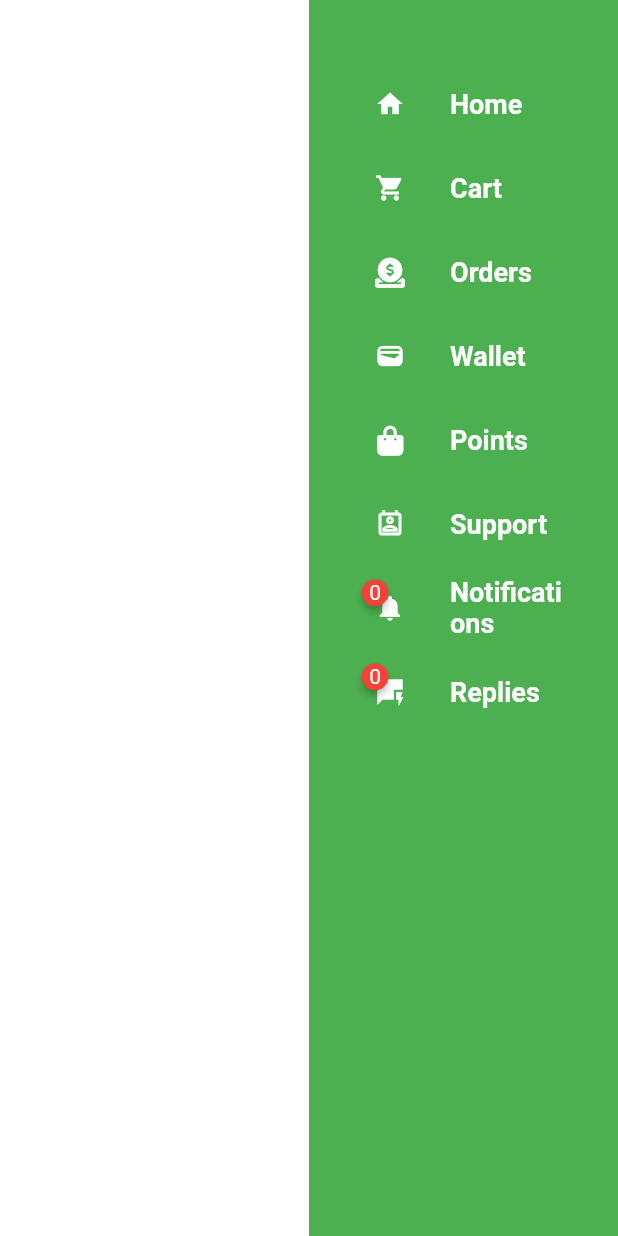
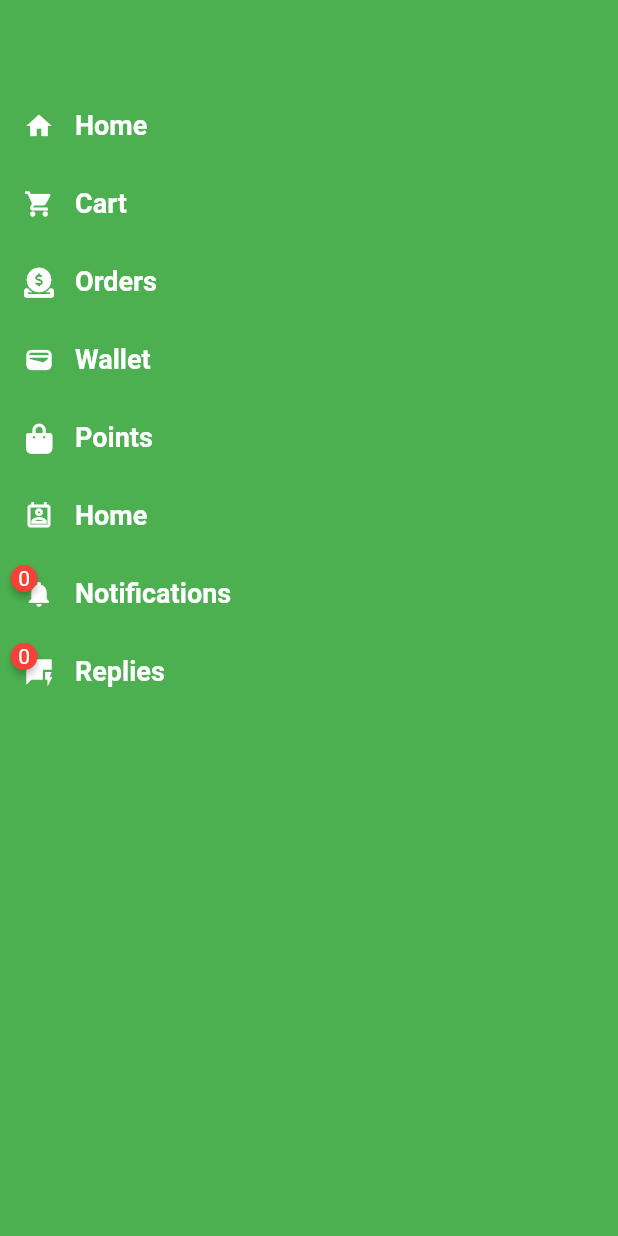
Before and after one commit to Shehab-adel/alhoda_shop, a Flutter app: the DrawerScreen screen opened by its route, on a phone screen of 412 x 824 dp. Run offline on Flutter 3.47's test engine with Material 2 defaults, Android fonts, the phone set to English and light mode, and no system bars; drawn by our look-alikes of badges; our stand-ins replace carousel_slider, font_awesome_flutter, get, smooth_page_indicator.

Commit message:
changes in drawer widget

```diff
--- a/lib/view/screens/drawer_screen.dart
+++ b/lib/view/screens/drawer_screen.dart
@@ -9,12 +9,12 @@ class DrawerScreen extends StatelessWidget {
   Widget build(BuildContext context) {
     size = MediaQuery.of(context).size;
     return SafeArea(
-        child: Container(
-      margin: EdgeInsets.only(left: size.width * .5),
       child: Scaffold(
         backgroundColor: Colors.green,
-        body: DrawerWidget(),
+        body: Column(
+          children: [DrawerWidget()],
+        ),
       ),
-    ));
+    );
   }
 }
--- a/lib/view/screens/main_screen.dart
+++ b/lib/view/screens/main_screen.dart
@@ -1,5 +1,4 @@
 import 'package:alhoda/view/shared/app_bar.dart';
-import 'package:alhoda/view/widgets/main_screen/drawer/drawer_widget.dart';
 import 'package:flutter/material.dart';
 import 'package:get/get.dart';
 
@@ -8,16 +7,14 @@ import '../../controller/main_controller.dart';
 class MainScreen extends StatelessWidget {
   MainScreen({Key? key}) : super(key: key);
 
-  final mainController = Get.find<MainController>();
+  MainController mainController = Get.find<MainController>();
   late Size size;
 
   @override
   Widget build(BuildContext context) {
     size = MediaQuery.of(context).size;
-
-    return SafeArea(
-      child: Obx(() {
-        return Scaffold(
+    return Obx(() => SafeArea(
+            child: Scaffold(
           appBar: mainController.currentIndex.value != 0
               ? buildAppBar(
                   context: context,
@@ -30,7 +27,6 @@ class MainScreen extends StatelessWidget {
           drawer: mainController.currentIndex.value != 0
               ? Drawer(
                   backgroundColor: Colors.green,
-                  child: DrawerWidget(),
                 )
               : null,
           floatingActionButton: FloatingActionButton(
@@ -100,8 +96,6 @@ class MainScreen extends StatelessWidget {
             index: mainController.currentIndex.value,
             children: mainController.item,
           ),
-        );
-      }),
-    );
+        )));
   }
 }
--- a/lib/view/widgets/main_screen/drawer/drawer_item.dart
+++ /dev/null
@@ -1,9 +0,0 @@
-import 'package:flutter/material.dart';
-
-class DrawerItem {
-  final Function() onTap;
-  final String title;
-  final IconData icon;
-
-  DrawerItem({required this.title, required this.icon, required this.onTap});
-}
--- a/lib/view/widgets/main_screen/drawer/drawer_items.dart
+++ /dev/null
@@ -1,39 +0,0 @@
-import 'package:alhoda/routes/app_routes.dart';
-import 'package:flutter/material.dart';
-import 'package:font_awesome_flutter/font_awesome_flutter.dart';
-import 'package:get/get.dart';
-
-import '../../../screens/cart_screen.dart';
-import 'drawer_item.dart';
-
-class DrawerItems {
-  static final home = DrawerItem(
-      title: 'Home',
-      icon: Icons.home,
-      onTap: () => Get.offAllNamed(AppRoutes.mainScreenRoute));
-  static final cart = DrawerItem(
-      title: 'Cart',
-      icon: Icons.shopping_cart,
-      onTap: () => Get.to(() => CartScreen()));
-  static final orders = DrawerItem(
-      title: 'Orders',
-      icon: FontAwesomeIcons.circleDollarToSlot,
-      onTap: () {
-        Get.toNamed(AppRoutes.ordersScreenRoute);
-      });
-  static final wallet =
-      DrawerItem(title: 'Wallet', icon: Icons.wallet, onTap: () {});
-  static final points = DrawerItem(
-      title: 'Points', icon: FontAwesomeIcons.bagShopping, onTap: () {});
-  static final support = DrawerItem(
-      title: 'Support', icon: Icons.perm_contact_cal_outlined, onTap: () {});
-
-  static final List<DrawerItem> all = [
-    home,
-    cart,
-    orders,
-    wallet,
-    points,
-    support,
-  ];
-}
--- a/lib/view/widgets/main_screen/drawer/drawer_widget.dart
+++ b/lib/view/widgets/main_screen/drawer/drawer_widget.dart
@@ -1,7 +1,9 @@
-import 'package:alhoda/view/widgets/main_screen/drawer/drawer_items.dart';
 import 'package:badges/badges.dart';
 import 'package:flutter/material.dart';
+import 'package:font_awesome_flutter/font_awesome_flutter.dart';
 import 'package:get/get.dart';
+
+import '../../../../routes/app_routes.dart';
 
 class DrawerWidget extends StatelessWidget {
   DrawerWidget({Key? key}) : super(key: key);
@@ -11,14 +13,45 @@ class DrawerWidget extends StatelessWidget {
   @override
   Widget build(BuildContext context) {
     size = MediaQuery.of(context).size;
-
     return SingleChildScrollView(
       child: Container(
-        margin: EdgeInsets.only(top: size.height * .05),
+        margin: EdgeInsets.only(top: size.height * .07),
         child: Column(
           crossAxisAlignment: CrossAxisAlignment.end,
           children: [
-            buildDrawerItems(context),
+            drawerItem(
+                title: 'Home',
+                icon: Icons.home,
+                onTap: () {
+                  Get.offNamed(AppRoutes.mainScreenRoute);
+                  Get.back();
+                }),
+            drawerItem(
+                title: 'Cart',
+                icon: Icons.shopping_cart,
+                onTap: () {
+                  Get.toNamed(AppRoutes.cartScreenRoute);
+                }),
+            drawerItem(
+                title: 'Orders',
+                icon: FontAwesomeIcons.circleDollarToSlot,
+                onTap: () {
+                  Get.toNamed(AppRoutes.ordersScreenRoute);
+                }),
+            drawerItem(
+                title: 'Wallet',
+                icon: Icons.wallet,
+                onTap: () {
+                  Get.toNamed(AppRoutes.ordersScreenRoute);
+                }),
+            drawerItem(
+                title: 'Points',
+                icon: FontAwesomeIcons.bagShopping,
+                onTap: () {}),
+            drawerItem(
+                title: 'Home',
+                icon: Icons.perm_contact_cal_outlined,
+                onTap: () {}),
             notificationsAndRepliesListTile(
                 'Notifications', Icons.notifications),
             notificationsAndRepliesListTile('Replies', Icons.quickreply_sharp),
@@ -28,37 +61,44 @@ class DrawerWidget extends StatelessWidget {
     );
   }
 
-  Widget buildDrawerItems(BuildContext context) {
-    return Column(
-        children: DrawerItems.all
-            .map((item) => ListTile(
-          onTap: item.onTap,
-                  leading: IconButton(
-                    onPressed: item.onTap,
+  Widget drawerItem(
+      {required String title,
+      required IconData icon,
+      required Function() onTap}) {
+    return InkWell(
+      onTap: onTap,
+      child: Padding(
+        padding: const EdgeInsets.all(2.0),
+        child: Row(
+          children: [
+            IconButton(
+              onPressed: onTap,
               icon: Icon(
-                      item.icon,
+                icon,
                 color: Colors.white,
                 size: 20,
               ),
             ),
-                  contentPadding: const EdgeInsets.symmetric(horizontal: 30),
-                  title: Container(
-                    alignment: Alignment.centerLeft,
-                    child: Text(
-                      item.title,
+            Text(
+              title,
               style: const TextStyle(
                   color: Colors.white,
                   fontSize: 18,
                   fontWeight: FontWeight.bold),
             ),
+          ],
         ),
-                ))
-            .toList());
+      ),
+    );
   }
 
-  ListTile notificationsAndRepliesListTile(String title, IconData icon) {
-    return ListTile(
-      leading: Badge(
+  Widget notificationsAndRepliesListTile(String title, IconData icon) {
+    return InkWell(
+      child: Padding(
+        padding: const EdgeInsets.all(2.0),
+        child: Row(
+          children: [
+            Badge(
               padding: const EdgeInsets.all(5),
               position: BadgePosition.topEnd(top: 1, end: 25),
               animationDuration: const Duration(milliseconds: 300),
@@ -75,13 +115,14 @@ class DrawerWidget extends StatelessWidget {
                     size: 20,
                   )),
             ),
-      contentPadding: const EdgeInsets.symmetric(horizontal: 30),
-      title: Container(
-        alignment: Alignment.centerLeft,
-        child: Text(
+            Text(
               title,
               style: const TextStyle(
-              color: Colors.white, fontSize: 18, fontWeight: FontWeight.bold),
+                  color: Colors.white,
+                  fontSize: 18,
+                  fontWeight: FontWeight.bold),
+            ),
+          ],
         ),
       ),
     );
--- a/lib/view/widgets/main_screen/image_slider.dart
+++ b/lib/view/widgets/main_screen/image_slider.dart
@@ -68,8 +68,7 @@ class _ImageSliderState extends State<ImageSlider> {
                             backgroundColor: Colors.green,
                             elevation: 0,
                             builder: (buildContext) {
-                              return Container(
-                                  height: size.height, child: DrawerWidget());
+                              return DrawerWidget();
                             });
                       },
                       icon: const Icon(
```
Lines whose indentation alone changed are shown as unchanged.
